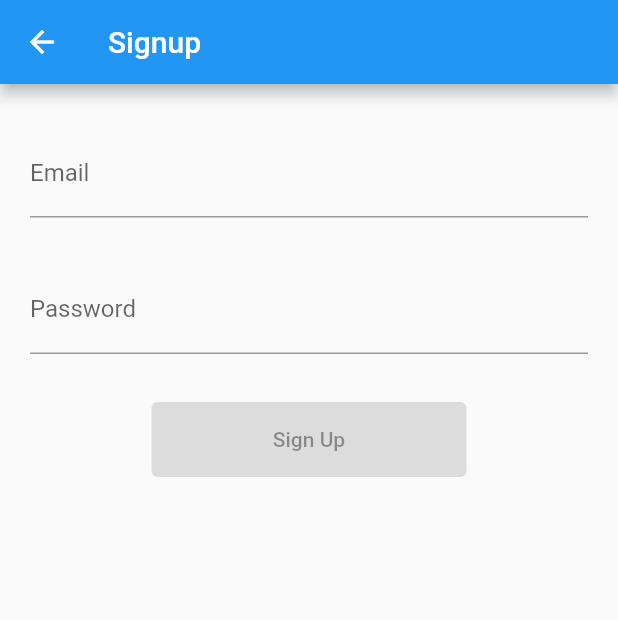
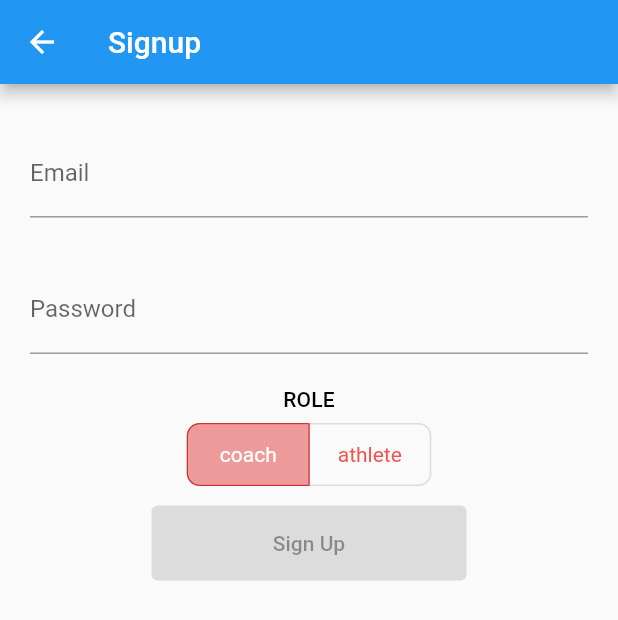
Before and after one commit to Yegeun/above-the-bar, a Flutter app: the screen it shows after launch, after a tap on "Create Account", on a phone screen of 412 x 824 dp. Shown: the top 620 px of the screen. Run offline on Flutter 3.47's test engine with Material 2 defaults, Android fonts, the phone set to English and light mode, and no system bars; our stand-ins replace bloc, cloud_firestore, equatable, firebase_auth, firebase_core, flutter_bloc and 2 more; accounts and stored records are empty; generated files the repository leaves out were written again.

Commit message:
Recognises if the user is an athlete or a coach and still working on my sisters import

```diff
--- a/lib/bloc/user/user_bloc.dart
+++ b/lib/bloc/user/user_bloc.dart
@@ -23,14 +23,19 @@ class UserBloc extends Bloc<UserEvent, UserState> {
     on<CreateUser>(_onCreateUser);
   }
 
+  void _onLoadUser(LoadUser event, Emitter<UserState> emit) {
+    _userSubscription?.cancel();
+    _userSubscription = _userRepository.getUser(event.email).listen(
+          (user) => add(
+            UpdateUser(user),
+          ),
+        );
+  }
+
   void _onUpdateUser(UpdateUser event, Emitter<UserState> emit) {
     emit(
       UserLoaded(user: event.user),
     );
-  }
-
-  void _onLoadUser(UserEvent event, Emitter<UserState> emit) {
-    _userSubscription?.cancel();
   }
 
   void _onCreateUser(CreateUser event, Emitter<UserState> emit) async {
--- a/lib/bloc/user/user_event.dart
+++ b/lib/bloc/user/user_event.dart
@@ -7,7 +7,14 @@ abstract class UserEvent extends Equatable {
   List<Object> get props => [];
 }
 
-class LoadUser extends UserEvent {}
+class LoadUser extends UserEvent {
+  const LoadUser(this.email);
+
+  final String email;
+
+  @override
+  List<Object> get props => [email];
+}
 
 class UpdateUser extends UserEvent {
   final UserPublicModel user;
--- a/lib/main.dart
+++ b/lib/main.dart
@@ -92,7 +92,7 @@ class MyApp extends StatelessWidget {
             BlocProvider(
               create: (_) => UserBloc(
                 userRepository: UserRepository(),
-              )..add(LoadUser()),
+              )..add(LoadUser('example@gmail.com')),
             ),
           ],
           child: AppView(),
--- a/lib/models/user_public_model.dart
+++ b/lib/models/user_public_model.dart
@@ -1,3 +1,4 @@
+import 'package:cloud_firestore/cloud_firestore.dart';
 import 'package:equatable/equatable.dart';
 
 class UserPublicModel extends Equatable {
@@ -18,4 +19,12 @@ class UserPublicModel extends Equatable {
       'occupation': occupation,
     };
   }
+
+  static UserPublicModel fromSnapshot(DocumentSnapshot snap) {
+    UserPublicModel user = UserPublicModel(
+      email: snap['email'],
+      occupation: snap['occupation'],
+    );
+    return user;
+  }
 }
--- a/lib/repositories/user/base_user_repository.dart
+++ b/lib/repositories/user/base_user_repository.dart
@@ -2,4 +2,6 @@ import 'package:above_the_bar/models/models.dart';
 
 abstract class BaseUserRepository {
   Future<void> createUser(UserPublicModel user);
+
+  Stream<UserPublicModel> getUser(String email);
 }
--- a/lib/repositories/user/user_repository.dart
+++ b/lib/repositories/user/user_repository.dart
@@ -29,4 +29,13 @@ class UserRepository implements BaseUserRepository {
           .set(user.toDocument());
     }
   }
+
+  @override
+  Stream<UserPublicModel> getUser(String email) {
+    return _firebaseFirestore
+        .collection('users')
+        .doc(email)
+        .snapshots()
+        .map((docSnapshot) => UserPublicModel.fromSnapshot(docSnapshot));
+  }
 }
--- a/lib/screens/signup_screen.dart
+++ b/lib/screens/signup_screen.dart
@@ -1,11 +1,15 @@
 import 'package:above_the_bar/auth_service.dart';
 import 'package:above_the_bar/cubit/signup/signup_cubit.dart';
+import 'package:above_the_bar/models/models.dart';
 import 'package:above_the_bar/screens/home.dart';
 import 'package:flutter/material.dart';
 import 'package:flutter_bloc/flutter_bloc.dart';
 import 'package:formz/formz.dart';
 
+import '../bloc/user/user_bloc.dart';
+
 const List<Widget> occupation = <Widget>[Text('coach'), Text('athlete')];
+final List<bool> selectedOccupation = <bool>[true, false];
 
 class SignupScreen extends StatelessWidget {
   const SignupScreen({super.key});
@@ -26,6 +30,8 @@ class SignupScreen extends StatelessWidget {
 class SignupView extends StatelessWidget {
   const SignupView({super.key});
 
+  static const String _title = 'Occuaption';
+
   @override
   Widget build(BuildContext context) {
     return Scaffold(
@@ -41,7 +47,8 @@ class SignupView extends StatelessWidget {
               ..hideCurrentSnackBar()
               ..showSnackBar(
                 SnackBar(
-                  content: Text(state.errorMessage ?? 'Sign Up Failure'),
+                  content: Text(state.errorMessage ??
+                      'Sign Up Failure because of ${state.errorMessage}'),
                 ),
               );
           }
@@ -55,10 +62,71 @@ class SignupView extends StatelessWidget {
               _EmailInput(),
               SizedBox(height: 10),
               _PasswordInput(),
+              ToggleButtonsOccupation(title: _title),
               SizedBox(height: 10),
               _SignupButton(),
             ],
           ),
+        ),
+      ),
+    );
+  }
+}
+
+class ToggleButtonsOccupation extends StatefulWidget {
+  const ToggleButtonsOccupation({super.key, required this.title});
+
+  final String title;
+
+  @override
+  State<ToggleButtonsOccupation> createState() => _ToggleButtonOccupation();
+}
+
+class _ToggleButtonOccupation extends State<ToggleButtonsOccupation> {
+  List<bool> get getSelectedOccupation => selectedOccupation;
+
+  List<bool> setOccupation(List<bool> selectedOccupation) {
+    selectedOccupation[0] = selectedOccupation[0];
+    selectedOccupation[1] = selectedOccupation[1];
+    return selectedOccupation;
+  }
+
+  @override
+  Widget build(BuildContext context) {
+    final ThemeData theme = Theme.of(context);
+
+    return Center(
+      child: SingleChildScrollView(
+        child: Column(
+          mainAxisSize: MainAxisSize.min,
+          mainAxisAlignment: MainAxisAlignment.center,
+          children: <Widget>[
+            // ToggleButtons with a single selection.
+            Text('ROLE', style: theme.textTheme.titleSmall),
+            const SizedBox(height: 5),
+            ToggleButtons(
+              onPressed: (int index) {
+                setState(() {
+                  // The button that is tapped is set to true, and the others to false.
+                  for (int i = 0; i < selectedOccupation.length; i++) {
+                    selectedOccupation[i] = i == index;
+                  }
+                  (selectedOccupation);
+                });
+              },
+              borderRadius: const BorderRadius.all(Radius.circular(8)),
+              selectedBorderColor: Colors.red[700],
+              selectedColor: Colors.white,
+              fillColor: Colors.red[200],
+              color: Colors.red[400],
+              constraints: const BoxConstraints(
+                minHeight: 40.0,
+                minWidth: 80.0,
+              ),
+              isSelected: selectedOccupation,
+              children: occupation,
+            )
+          ],
         ),
       ),
     );
@@ -123,14 +191,46 @@ class _SignupButton extends StatelessWidget {
       builder: (context, state) {
         return state.status.isSubmissionInProgress
             ? const CircularProgressIndicator()
-            : ElevatedButton(
+            : BlocBuilder<UserBloc, UserState>(
+                builder: (context, userState) {
+                  if (userState is UserLoaded || userState is UserLoading) {
+                    return ElevatedButton(
                       style: ElevatedButton.styleFrom(
                         minimumSize: const Size(210, 50),
                       ),
                       onPressed: state.status.isValidated
-                    ? () => context.read<SignupCubit>().signUpFormSubmitted()
+                          ? () {
+                              context.read<SignupCubit>().signUpFormSubmitted();
+                              if (_ToggleButtonOccupation()
+                                  .getSelectedOccupation[0]) {
+                                print('coach');
+                                context.read<UserBloc>().add(
+                                      CreateUser(
+                                        UserPublicModel(
+                                          email: state.email.value,
+                                          occupation: 'coach',
+                                        ),
+                                      ),
+                                    );
+                              } else {
+                                print('athlete');
+                                context.read<UserBloc>().add(
+                                      CreateUser(
+                                        UserPublicModel(
+                                          email: state.email.value,
+                                          occupation: 'athlete',
+                                        ),
+                                      ),
+                                    );
+                              }
+                            }
                           : null,
                       child: const Text('Sign Up'),
+                    );
+                  } else {
+                    return Text('Error Occurred');
+                  }
+                },
               );
       },
     );
```
Also changed, not shown: lib/screens/home.dart (+64 -24 lines). Lines whose indentation alone changed are shown as unchanged.
